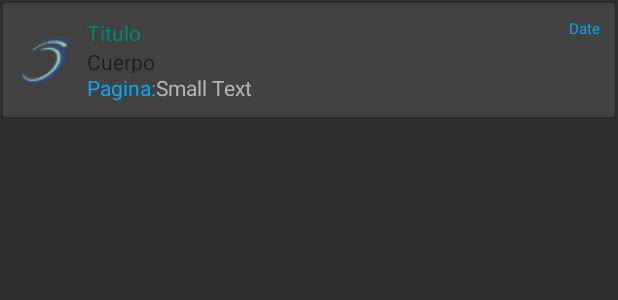
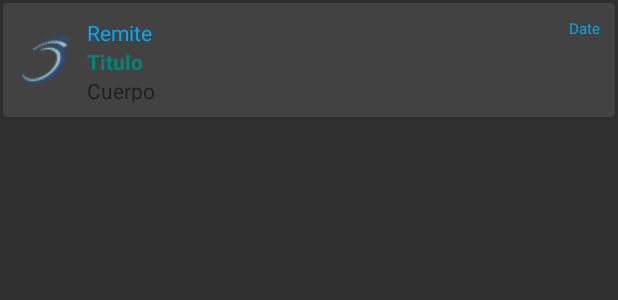
Before and after one commit to jamsac2012/Ubiquo-App, an Android app: the layout card_row.xml on its own in the app's theme, with its tools: preview values and no code run, on a phone screen of 412 x 824 dp. Shown: the top 300 px of the screen. Run offline under Robolectric (Android 15) with nearby library versions, the phone set to English and light mode, and no system bars.

Commit message:
18 Refactor: Paquete Gcm, RecyclerAdapter, MainActivity, 			DBHelper, DBManagerMensajes, Msg_Activity
Paquete Gcm: Se crea una carpeta para cada modulo segun
su funcionalidad, esto genera orden en el codigo.

RecyclerAdapter: Se agrega un listener para los eventos OnClick.

MainActivity: Se crea el evento OnClick que se le envia al listener
que se encuentra en RecyclerAdapter.

DBHelper: Cambio el nombre de la DB debido a que el control de
versiones para los cambios realizados no funcionaron bien en
otros dispositivos. Se devuelve a version 1.

DBManagerMensajes: Organizo los campos adicionales que se requerian
por parte del cliente. Todo se devuelve a ceros y arranca la nueva
version.dicionando el campo remite.

Msg_Activity: Creacion de una nueva activity que contendra los datos
del mensaje de forma ampliada y detallada.

```diff
--- a/app/src/main/java/la/applica/ubiquo/GcmBroadcastReceiver.java
+++ b/app/src/main/java/la/applica/ubiquo/Gcm/GcmBroadcastReceiver.java
@@ -1,15 +1,18 @@
-package la.applica.ubiquo;
+package la.applica.ubiquo.Gcm;
 
 import android.app.Activity;
 import android.content.ComponentName;
 import android.content.Context;
 import android.content.Intent;
 import android.support.v4.content.WakefulBroadcastReceiver;
+import android.util.Log;
 
 /**
  * Created by adrianayala on 1/05/15.
  */
 public class GcmBroadcastReceiver extends WakefulBroadcastReceiver {
+    public static final String TAG = "GCM Demo";
+
     @Override
     public void onReceive(Context context, Intent intent) {
         // Explicitly specify that GcmIntentService will handle the intent.
@@ -18,5 +21,6 @@ public class GcmBroadcastReceiver extends WakefulBroadcastReceiver {
         // Start the service, keeping the device awake while it is launching.
         startWakefulService(context, (intent.setComponent(comp)));
         setResultCode(Activity.RESULT_OK);
+        Log.d(TAG, "Despierta Movil");
     }
 }
--- a/app/src/main/res/layout/card_row.xml
+++ b/app/src/main/res/layout/card_row.xml
@@ -30,10 +30,11 @@
             android:textAppearance="?android:attr/textAppearanceSmall"
             android:text="Titulo"
             android:id="@+id/tv_titulo"
+            android:textStyle="bold"
             android:textColor="@color/accent_material_light"
-            android:layout_alignParentTop="true"
-            android:layout_toRightOf="@+id/img_ubiquo"
-            android:layout_toEndOf="@+id/img_ubiquo" />
+            android:layout_below="@+id/tv_remite"
+            android:layout_alignLeft="@+id/tv_remite"
+            android:layout_alignStart="@+id/tv_remite" />
 
         <TextView
             android:layout_width="wrap_content"
@@ -41,11 +42,10 @@
             android:text="Cuerpo"
             android:textAppearance="?android:attr/textAppearanceSmall"
             android:id="@+id/tv_cuerpo"
+            android:textColor="@color/secondary_text_default_material_light"
             android:layout_below="@+id/tv_titulo"
             android:layout_alignLeft="@+id/tv_titulo"
-            android:layout_alignStart="@+id/tv_titulo"
-            android:textColor="@color/secondary_text_default_material_light"
-            android:layout_above="@+id/tv_text_pagina" />
+            android:layout_alignStart="@+id/tv_titulo" />
 
         <TextView
             android:layout_width="wrap_content"
@@ -64,23 +64,13 @@
             android:layout_width="wrap_content"
             android:layout_height="wrap_content"
             android:textAppearance="?android:attr/textAppearanceSmall"
-            android:text="@string/text_url"
-            android:id="@+id/tv_text_pagina"
+            android:text="Remite"
+            android:id="@+id/tv_remite"
             android:textColor="@color/primary_color"
-            android:layout_alignParentBottom="true"
-            android:layout_alignLeft="@+id/tv_cuerpo"
-            android:layout_alignStart="@+id/tv_cuerpo" />
+            android:layout_alignParentTop="true"
+            android:layout_toRightOf="@+id/img_ubiquo"
+            android:layout_toEndOf="@+id/img_ubiquo" />
 
-        <TextView
-            android:layout_width="wrap_content"
-            android:layout_height="wrap_content"
-            android:textAppearance="?android:attr/textAppearanceSmall"
-            android:text="Small Text"
-            android:id="@+id/tv_url"
-            android:textColor="#ffb6b4b5"
-            android:layout_alignParentBottom="true"
-            android:layout_toRightOf="@+id/tv_text_pagina"
-            android:layout_toEndOf="@+id/tv_text_pagina" />
 
 
     </RelativeLayout>
--- /dev/null
+++ b/app/src/main/res/menu/menu_msg_.xml
@@ -0,0 +1,6 @@
+<menu xmlns:android="http://schemas.android.com/apk/res/android"
+    xmlns:app="http://schemas.android.com/apk/res-auto"
+    xmlns:tools="http://schemas.android.com/tools" tools:context="la.applica.ubiquo.Msg_Activity">
+    <item android:id="@+id/action_settings" android:title="@string/action_settings"
+        android:orderInCategory="100" app:showAsAction="never" />
+</menu>
--- a/app/src/main/res/values/strings.xml
+++ b/app/src/main/res/values/strings.xml
@@ -6,5 +6,6 @@
     <string name="send">Send</string>
     <string name="clear">Clear</string>
     <string name="title_activity_splash__screen">Ubiquo Splash</string>
-    <string name="text_url">Pagina:</string>
+    <string name="text_url">Remite:</string>
+    <string name="title_activity_msg_">Mensaje</string>
 </resources>
```
Also changed, not shown: app/src/main/AndroidManifest.xml (+8 -2 lines), app/src/main/java/la/applica/ubiquo/Adapters/RecyclerAdapter.java (+17 -5 lines), app/src/main/java/la/applica/ubiquo/Gcm/GcmIntentService.java (renamed from app/src/main/java/la/applica/ubiquo/GcmIntentService.java, +16 -20 lines), app/src/main/java/la/applica/ubiquo/MainActivity.java (+35 -15 lines), app/src/main/java/la/applica/ubiquo/Model/DBHelper.java (+8 -8 lines), app/src/main/java/la/applica/ubiquo/Model/DBManagerMensajes.java (+14 -8 lines), app/src/main/java/la/applica/ubiquo/Model/Notificacion.java (+11 -1 lines), app/src/main/java/la/applica/ubiquo/Msg_Activity.java (added, +44 -0 lines), app/src/main/res/layout/activity_msg_.xml (added, +27 -0 lines), 2 other files.
